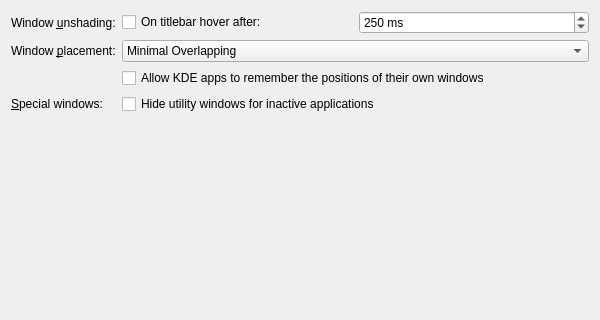
First picture: the form in kcmkwin/kwinoptions/advanced.ui, repository lfdevs/kwin, before the edit; both pictures show x 0 to 600 and y 0 to 320 of the 600 by 500 pixel window.
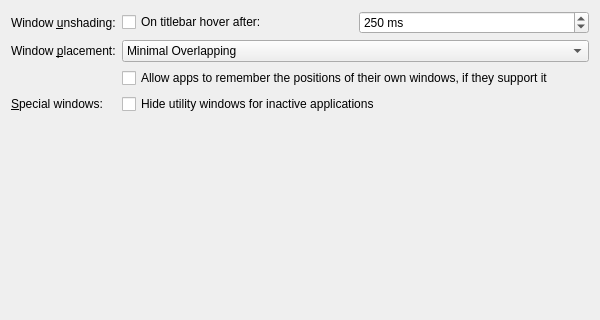
Second picture: the form after the edit. Custom widgets are drawn as their Qt base class.

What changed in the file:
```diff
--- a/kcmkwin/kwinoptions/advanced.ui
+++ b/kcmkwin/kwinoptions/advanced.ui
@@ -118,7 +118,7 @@
       <string>When turned on, KDE apps which are able to remember the positions of their windows are allowed to do so. This will override the window placement mode defined above.</string>
      </property>
      <property name="text">
-      <string>Allow KDE apps to remember the positions of their own windows</string>
+      <string>Allow apps to remember the positions of their own windows, if they support it</string>
      </property>
     </widget>
    </item>
```
Left out of the diff: 2 changed lines with no effect on the pictures.
